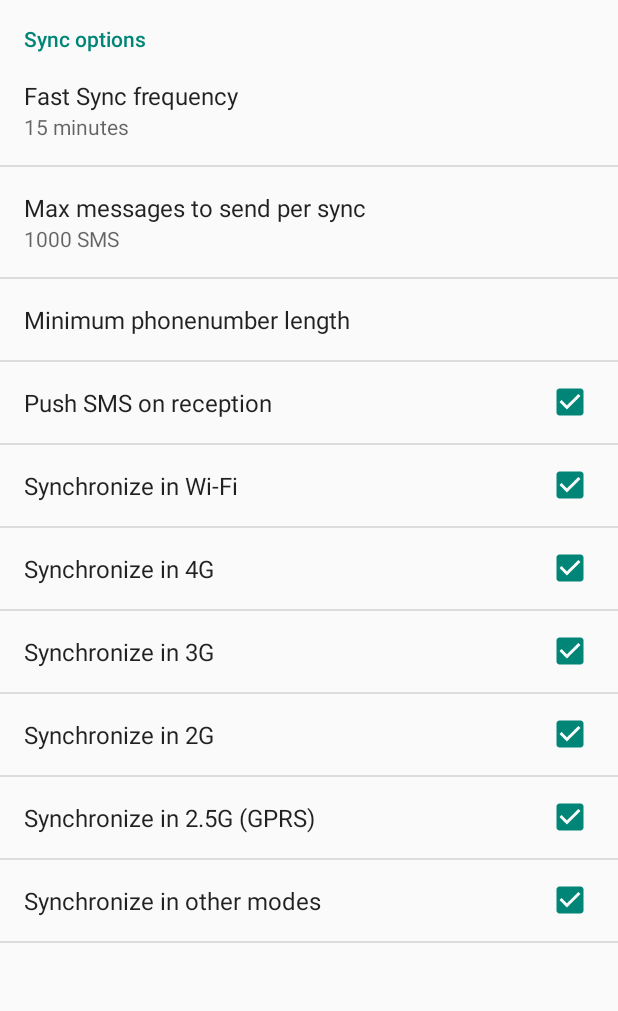
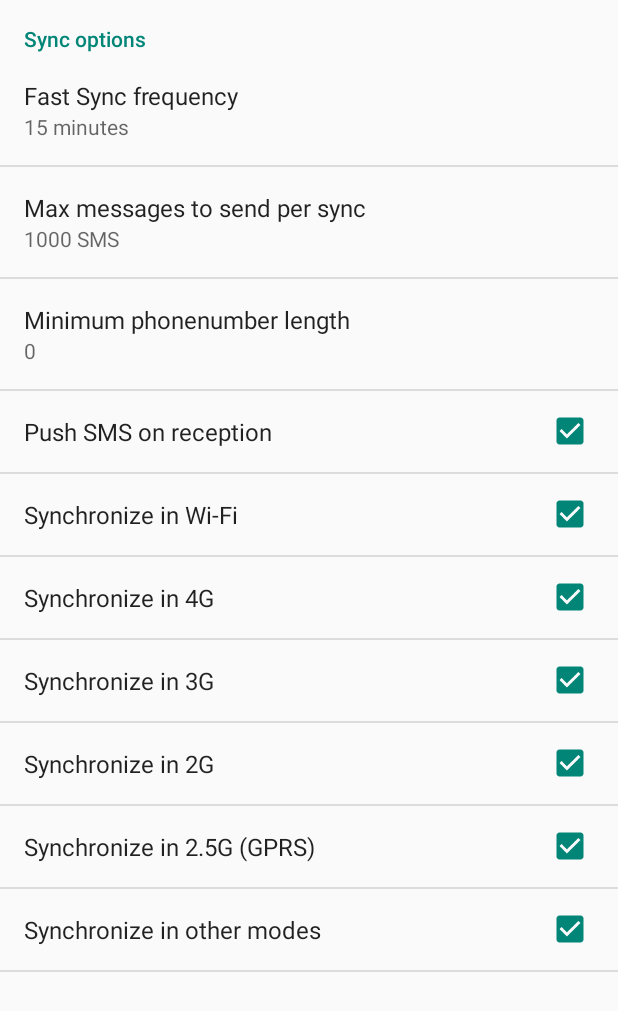
Before and after one commit to nerzhul/ncsms-android, an Android app: the OCSMSSettingsActivity screen opened directly, with no data from a screen before it, on a phone screen of 412 x 824 dp. Shown: the top 1011 px of the screen. Run offline under Robolectric (Android 15) with nearby library versions, the phone set to English and light mode, and no system bars.

Commit message:
Add binding preferences

```diff
--- a/src/main/java/fr/unix_experience/owncloud_sms/activities/OCSMSSettingsActivity.java
+++ b/src/main/java/fr/unix_experience/owncloud_sms/activities/OCSMSSettingsActivity.java
@@ -62,7 +62,7 @@ public class OCSMSSettingsActivity extends VirtualSettingsActivity {
         // Bind our string preferences
         VirtualSettingsActivity._stringPrefs.add(new BindObjectPref("sync_frequency", "15"));
         VirtualSettingsActivity._stringPrefs.add(new BindObjectPref("sync_bulk_messages", "-1"));
-        //VirtualSettingsActivity._stringPrefs.add(new BindObjectPref("minimum_sync_chars", "0"));
+        VirtualSettingsActivity._stringPrefs.add(new BindObjectPref("minimum_sync_chars", "1"));
 
         // Must be at the end, after preference bind
         super.onPostCreate(savedInstanceState);
```
